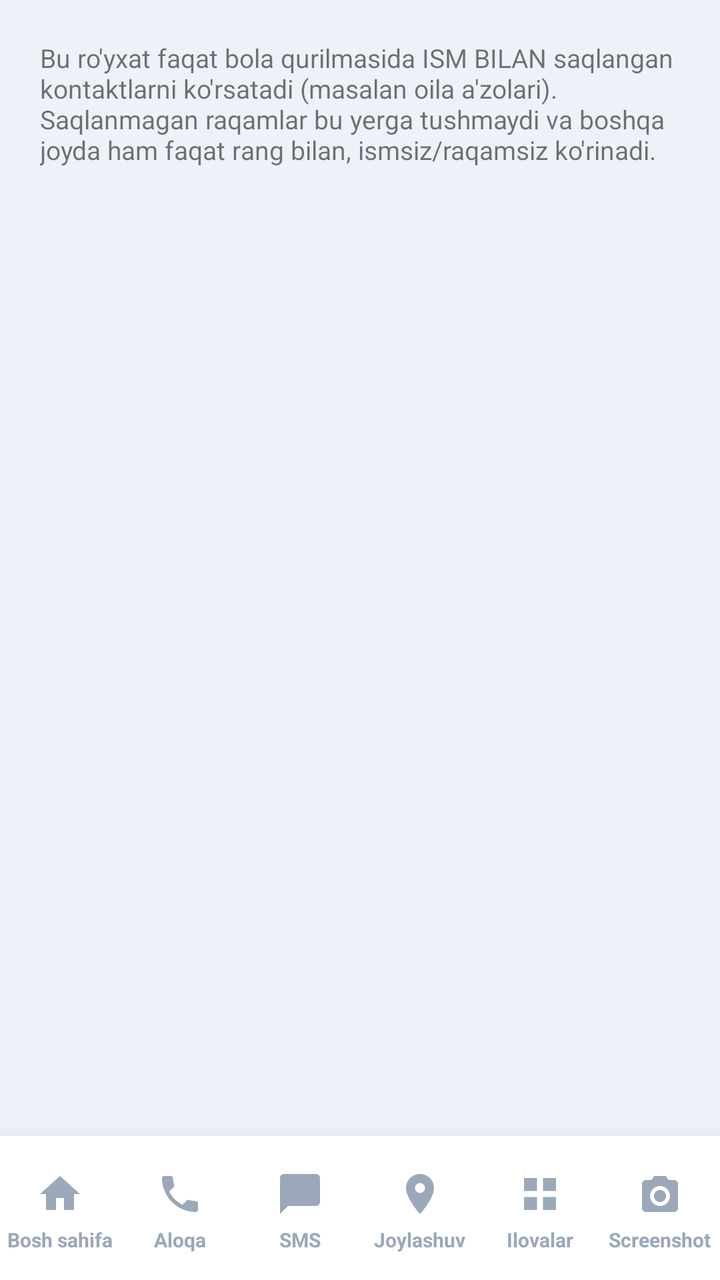
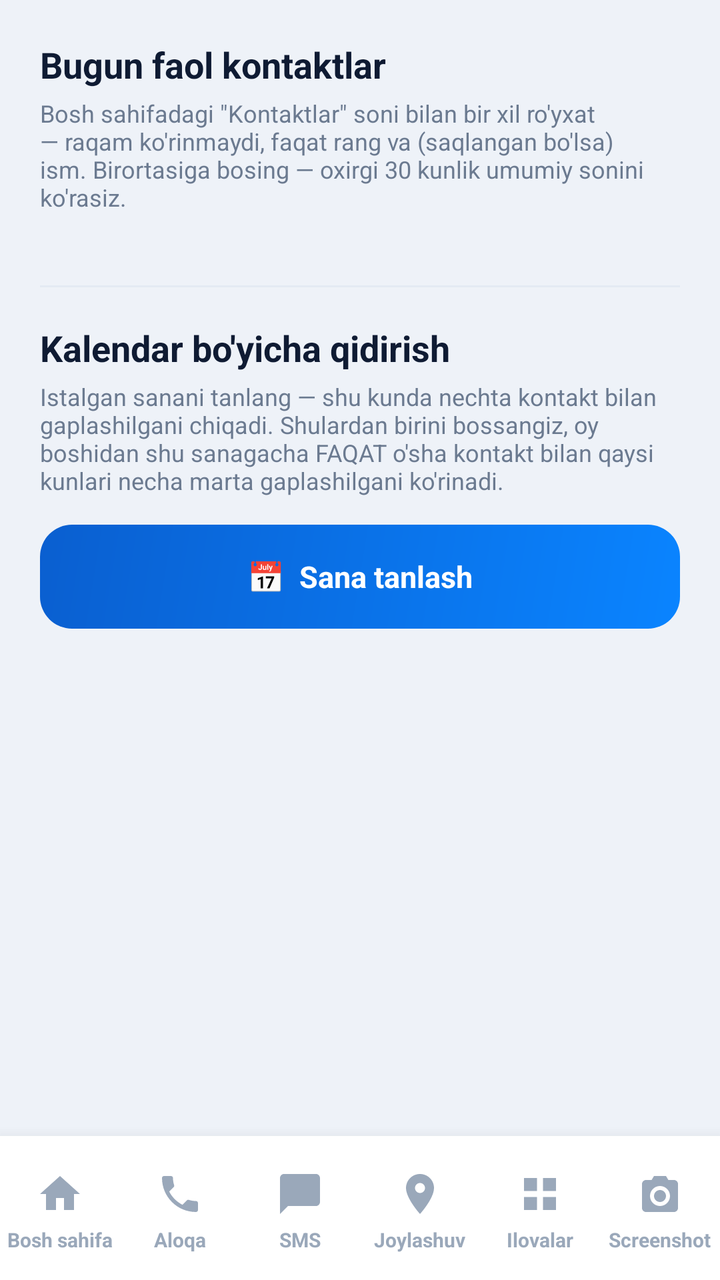

Compare the two renders of this Android layout. The source of the first and the diff that turns it into the second are given below.
<!-- AndroidManifest.xml: application theme Theme.OilaNazorati -->
<!-- res/layout/activity_saved_contacts.xml -->
<?xml version="1.0" encoding="utf-8"?>
<LinearLayout xmlns:android="http://schemas.android.com/apk/res/android"
    android:layout_width="match_parent"
    android:layout_height="match_parent"
    android:orientation="vertical"
    android:background="@color/color_bg">

    <LinearLayout
        android:layout_width="match_parent"
        android:layout_height="0dp"
        android:layout_weight="1"
        android:orientation="vertical"
        android:padding="20dp">

        <TextView
            android:layout_width="match_parent"
            android:layout_height="wrap_content"
            android:text="Bu ro'yxat faqat bola qurilmasida ISM BILAN saqlangan kontaktlarni ko'rsatadi (masalan oila a'zolari). Saqlanmagan raqamlar bu yerga tushmaydi va boshqa joyda ham faqat rang bilan, ismsiz/raqamsiz ko'rinadi."
            android:textSize="13sp"
            android:layout_marginBottom="16dp"/>

        <androidx.recyclerview.widget.RecyclerView
            android:id="@+id/savedContactsList"
            android:layout_width="match_parent"
            android:layout_height="match_parent"/>

    </LinearLayout>

    <include layout="@layout/layout_bottom_nav"/>

</LinearLayout>
<!-- res/layout/layout_bottom_nav.xml (included above) -->
<?xml version="1.0" encoding="utf-8"?>
<LinearLayout xmlns:android="http://schemas.android.com/apk/res/android"
    android:layout_width="match_parent"
    android:layout_height="72dp"
    android:orientation="horizontal"
    android:background="@color/color_surface"
    android:elevation="12dp"
    android:paddingTop="4dp">

    <LinearLayout
        android:id="@+id/navHome"
        android:layout_width="0dp" android:layout_height="match_parent" android:layout_weight="1"
        android:orientation="vertical" android:gravity="center"
        android:background="?attr/selectableItemBackground" android:clickable="true" android:focusable="true">
        <ImageView android:layout_width="24dp" android:layout_height="24dp" android:src="@drawable/ic_nav_home" android:tint="@color/color_nav_inactive" android:contentDescription="Bosh sahifa"/>
        <TextView android:layout_width="wrap_content" android:layout_height="wrap_content" android:layout_marginTop="4dp" android:text="Bosh sahifa" android:textColor="@color/color_nav_inactive" android:textSize="10sp" android:textStyle="bold" android:maxLines="1" android:ellipsize="end"/>
    </LinearLayout>

    <LinearLayout
        android:id="@+id/navCalls"
        android:layout_width="0dp" android:layout_height="match_parent" android:layout_weight="1"
        android:orientation="vertical" android:gravity="center"
        android:background="?attr/selectableItemBackground" android:clickable="true" android:focusable="true">
        <ImageView android:layout_width="24dp" android:layout_height="24dp" android:src="@drawable/ic_nav_call" android:tint="@color/color_nav_inactive" android:contentDescription="Aloqa"/>
        <TextView android:layout_width="wrap_content" android:layout_height="wrap_content" android:layout_marginTop="4dp" android:text="Aloqa" android:textColor="@color/color_nav_inactive" android:textSize="10sp" android:textStyle="bold" android:maxLines="1" android:ellipsize="end"/>
    </LinearLayout>

    <LinearLayout
        android:id="@+id/navSms"
        android:layout_width="0dp" android:layout_height="match_parent" android:layout_weight="1"
        android:orientation="vertical" android:gravity="center"
        android:background="?attr/selectableItemBackground" android:clickable="true" android:focusable="true">
        <ImageView android:layout_width="24dp" android:layout_height="24dp" android:src="@drawable/ic_message" android:tint="@color/color_nav_inactive" android:contentDescription="SMS"/>
        <TextView android:layout_width="wrap_content" android:layout_height="wrap_content" android:layout_marginTop="4dp" android:text="SMS" android:textColor="@color/color_nav_inactive" android:textSize="10sp" android:textStyle="bold" android:maxLines="1" android:ellipsize="end"/>
    </LinearLayout>

    <LinearLayout
        android:id="@+id/navLocation"
        android:layout_width="0dp" android:layout_height="match_parent" android:layout_weight="1"
        android:orientation="vertical" android:gravity="center"
        android:background="?attr/selectableItemBackground" android:clickable="true" android:focusable="true">
        <ImageView android:layout_width="24dp" android:layout_height="24dp" android:src="@drawable/ic_nav_location" android:tint="@color/color_nav_inactive" android:contentDescription="Joylashuv"/>
        <TextView android:layout_width="wrap_content" android:layout_height="wrap_content" android:layout_marginTop="4dp" android:text="Joylashuv" android:textColor="@color/color_nav_inactive" android:textSize="10sp" android:textStyle="bold" android:maxLines="1" android:ellipsize="end"/>
    </LinearLayout>

    <LinearLayout
        android:id="@+id/navApps"
        android:layout_width="0dp" android:layout_height="match_parent" android:layout_weight="1"
        android:orientation="vertical" android:gravity="center"
        android:background="?attr/selectableItemBackground" android:clickable="true" android:focusable="true">
        <ImageView android:layout_width="24dp" android:layout_height="24dp" android:src="@drawable/ic_nav_apps" android:tint="@color/color_nav_inactive" android:contentDescription="Ilovalar"/>
        <TextView android:layout_width="wrap_content" android:layout_height="wrap_content" android:layout_marginTop="4dp" android:text="Ilovalar" android:textColor="@color/color_nav_inactive" android:textSize="10sp" android:textStyle="bold" android:maxLines="1" android:ellipsize="end"/>
    </LinearLayout>

    <LinearLayout
        android:id="@+id/navScreenshot"
        android:layout_width="0dp" android:layout_height="match_parent" android:layout_weight="1"
        android:orientation="vertical" android:gravity="center"
        android:background="?attr/selectableItemBackground" android:clickable="true" android:focusable="true">
        <ImageView android:layout_width="24dp" android:layout_height="24dp" android:src="@drawable/ic_nav_screenshot" android:tint="@color/color_nav_inactive" android:contentDescription="Screenshot"/>
        <TextView android:layout_width="wrap_content" android:layout_height="wrap_content" android:layout_marginTop="4dp" android:text="Screenshot" android:textColor="@color/color_nav_inactive" android:textSize="10sp" android:textStyle="bold" android:maxLines="1" android:ellipsize="end"/>
    </LinearLayout>

</LinearLayout>
<!-- resources referenced by this layout -->
<resources>
  <color name="color_bg">#EEF2F8</color>
  <color name="color_nav_inactive">#9AA8BA</color>
  <color name="color_surface">#FFFFFF</color>
  <!-- drawable ic_message (drawable) -->
  <vector xmlns:android="http://schemas.android.com/apk/res/android"
      android:width="24dp" android:height="24dp"
      android:viewportWidth="24" android:viewportHeight="24">
      <path android:fillColor="#FFFFFF"
          android:pathData="M20,2L4,2c-1.1,0 -2,0.9 -2,2v18l4,-4h14c1.1,0 2,-0.9 2,-2L22,4c0,-1.1 -0.9,-2 -2,-2z"/>
  </vector>
  <!-- drawable ic_nav_apps (drawable) -->
  <vector xmlns:android="http://schemas.android.com/apk/res/android"
      android:width="24dp" android:height="24dp"
      android:viewportWidth="24" android:viewportHeight="24">
      <path android:fillColor="#FFFFFF"
          android:pathData="M4,4h6.5v6.5H4V4zM13.5,4H20v6.5h-6.5V4zM4,13.5h6.5V20H4V13.5zM13.5,13.5H20V20h-6.5V13.5z"/>
  </vector>
  <!-- drawable ic_nav_call (drawable) -->
  <vector xmlns:android="http://schemas.android.com/apk/res/android"
      android:width="24dp" android:height="24dp"
      android:viewportWidth="24" android:viewportHeight="24">
      <path android:fillColor="#FFFFFF"
          android:pathData="M6.62,10.79c1.44,2.83 3.76,5.14 6.59,6.59l2.2,-2.2c0.27,-0.27 0.67,-0.36 1.02,-0.24 1.12,0.37 2.33,0.57 3.57,0.57 0.55,0 1,0.45 1,1L21,20c0,0.55 -0.45,1 -1,1 -9.39,0 -17,-7.61 -17,-17 0,-0.55 0.45,-1 1,-1h3.5c0.55,0 1,0.45 1,1 0,1.25 0.2,2.45 0.57,3.57 0.11,0.35 0.03,0.74 -0.25,1.02L6.62,10.79z"/>
  </vector>
  <!-- drawable ic_nav_home (drawable) -->
  <vector xmlns:android="http://schemas.android.com/apk/res/android"
      android:width="24dp" android:height="24dp"
      android:viewportWidth="24" android:viewportHeight="24">
      <path android:fillColor="#FFFFFF"
          android:pathData="M10,20v-6h4v6h5v-8h3L12,3 2,12h3v8z"/>
  </vector>
  <!-- drawable ic_nav_location (drawable) -->
  <vector xmlns:android="http://schemas.android.com/apk/res/android"
      android:width="24dp" android:height="24dp"
      android:viewportWidth="24" android:viewportHeight="24">
      <path android:fillColor="#FFFFFF"
          android:pathData="M12,2C8.13,2 5,5.13 5,9c0,5.25 7,13 7,13s7,-7.75 7,-13c0,-3.87 -3.13,-7 -7,-7zM12,11.5c-1.38,0 -2.5,-1.12 -2.5,-2.5s1.12,-2.5 2.5,-2.5 2.5,1.12 2.5,2.5 -1.12,2.5 -2.5,2.5z"/>
  </vector>
  <color name="color_primary">#0A84FF</color>
  <color name="color_primary_dark">#0A5FD0</color>
  <style name="Widget.OilaNazorati.Button" parent="Widget.MaterialComponents.Button">
          <item name="backgroundTint">@color/selector_button_primary</item>
          <item name="android:textColor">#FFFFFF</item>
          <item name="cornerRadius">16dp</item>
      </style>
  <color name="color_text_primary">#0F1B33</color>
  <color name="color_text_secondary">#6B7A90</color>
  <style name="Widget.OilaNazorati.AlertDialogButton" parent="Widget.MaterialComponents.Button.TextButton.Dialog">
          <item name="android:textColor">@color/color_primary</item>
      </style>
  <!-- unchanged entries left out for length: 3 -->
</resources>

<!-- the commit's change to res/layout/activity_saved_contacts.xml (unified diff, before → after) -->
@@ -5,26 +5,133 @@
     android:orientation="vertical"
     android:background="@color/color_bg">
 
-    <LinearLayout
+    <ScrollView
         android:layout_width="match_parent"
         android:layout_height="0dp"
-        android:layout_weight="1"
-        android:orientation="vertical"
-        android:padding="20dp">
-
-        <TextView
+        android:layout_weight="1">
+
+        <LinearLayout
             android:layout_width="match_parent"
             android:layout_height="wrap_content"
-            android:text="Bu ro'yxat faqat bola qurilmasida ISM BILAN saqlangan kontaktlarni ko'rsatadi (masalan oila a'zolari). Saqlanmagan raqamlar bu yerga tushmaydi va boshqa joyda ham faqat rang bilan, ismsiz/raqamsiz ko'rinadi."
-            android:textSize="13sp"
-            android:layout_marginBottom="16dp"/>
-
-        <androidx.recyclerview.widget.RecyclerView
-            android:id="@+id/savedContactsList"
-            android:layout_width="match_parent"
-            android:layout_height="match_parent"/>
-
-    </LinearLayout>
+            android:orientation="vertical"
+            android:padding="20dp">
+
+            <TextView
+                android:layout_width="match_parent"
+                android:layout_height="wrap_content"
+                android:text="Bugun faol kontaktlar"
+                android:textSize="18sp"
+                android:textStyle="bold"
+                android:textColor="@color/color_text_primary"/>
+
+            <TextView
+                android:layout_width="match_parent"
+                android:layout_height="wrap_content"
+                android:text="Bosh sahifadagi &quot;Kontaktlar&quot; soni bilan bir xil ro'yxat — raqam ko'rinmaydi, faqat rang va (saqlangan bo'lsa) ism. Birortasiga bosing — oxirgi 30 kunlik umumiy sonini ko'rasiz."
+                android:textSize="12sp"
+                android:textColor="@color/color_text_secondary"
+                android:layout_marginTop="4dp"
+                android:layout_marginBottom="14dp"/>
+
+            <TextView
+                android:id="@+id/todayEmptyText"
+                android:layout_width="match_parent"
+                android:layout_height="wrap_content"
+                android:text="Bugun hali hech kim bilan gaplashilmagan."
+                android:textSize="13sp"
+                android:textColor="@color/color_text_secondary"
+                android:visibility="gone"
+                android:layout_marginBottom="8dp"/>
+
+            <androidx.recyclerview.widget.RecyclerView
+                android:id="@+id/todayContactsList"
+                android:layout_width="match_parent"
+                android:layout_height="wrap_content"
+                android:nestedScrollingEnabled="false"/>
+
+            <View
+                android:layout_width="match_parent"
+                android:layout_height="1dp"
+                android:background="@color/color_border"
+                android:layout_marginTop="22dp"
+                android:layout_marginBottom="18dp"/>
+
+            <TextView
+                android:layout_width="match_parent"
+                android:layout_height="wrap_content"
+                android:text="Kalendar bo'yicha qidirish"
+                android:textSize="18sp"
+                android:textStyle="bold"
+                android:textColor="@color/color_text_primary"/>
+
+            <TextView
+                android:layout_width="match_parent"
+                android:layout_height="wrap_content"
+                android:text="Istalgan sanani tanlang — shu kunda nechta kontakt bilan gaplashilgani chiqadi. Shulardan birini bossangiz, oy boshidan shu sanagacha FAQAT o'sha kontakt bilan qaysi kunlari necha marta gaplashilgani ko'rinadi."
+                android:textSize="12sp"
+                android:textColor="@color/color_text_secondary"
+                android:layout_marginTop="4dp"
+                android:layout_marginBottom="14dp"/>
+
+            <TextView
+                android:id="@+id/btnPickDate"
+                android:layout_width="match_parent"
+                android:layout_height="52dp"
+                android:gravity="center"
+                android:text="📅  Sana tanlash"
+                android:textColor="#FFFFFF"
+                android:textStyle="bold"
+                android:textSize="15sp"
+                android:background="@drawable/bg_button_primary"
+                android:clickable="true"
+                android:focusable="true"/>
+
+            <LinearLayout
+                android:id="@+id/dayResultCard"
+                android:layout_width="match_parent"
+                android:layout_height="wrap_content"
+                android:orientation="vertical"
+                android:background="@drawable/bg_card_theme"
+                android:padding="16dp"
+                android:layout_marginTop="16dp"
+                android:visibility="gone">
+
+                <TextView
+                    android:id="@+id/selectedDateLabel"
+                    android:layout_width="match_parent"
+                    android:layout_height="wrap_content"
+                    android:textSize="13sp"
+                    android:textColor="@color/color_text_secondary"/>
+
+                <TextView
+                    android:id="@+id/dayCountLabel"
+                    android:layout_width="match_parent"
+                    android:layout_height="wrap_content"
+                    android:textSize="16sp"
+                    android:textStyle="bold"
+                    android:textColor="@color/color_text_primary"
+                    android:layout_marginTop="2dp"
+                    android:layout_marginBottom="12dp"/>
+
+                <TextView
+                    android:id="@+id/dayEmptyText"
+                    android:layout_width="match_parent"
+                    android:layout_height="wrap_content"
+                    android:text="Bu kunda hech kim bilan gaplashilmagan."
+                    android:textSize="13sp"
+                    android:textColor="@color/color_text_secondary"
+                    android:visibility="gone"/>
+
+                <androidx.recyclerview.widget.RecyclerView
+                    android:id="@+id/dayContactsList"
+                    android:layout_width="match_parent"
+                    android:layout_height="wrap_content"
+                    android:nestedScrollingEnabled="false"/>
+
+            </LinearLayout>
+
+        </LinearLayout>
+    </ScrollView>
 
     <include layout="@layout/layout_bottom_nav"/>
 
<!-- resource entries referenced after the edit -->
@@ -1,6 +1,7 @@
 <!-- resources referenced by this layout -->
 <resources>
   <color name="color_bg">#EEF2F8</color>
+  <color name="color_border">#E4EAF3</color>
   <color name="color_nav_inactive">#9AA8BA</color>
   <color name="color_surface">#FFFFFF</color>
   <!-- drawable ic_message (drawable) -->
@@ -47,6 +48,23 @@
       </style>
   <color name="color_text_primary">#0F1B33</color>
   <color name="color_text_secondary">#6B7A90</color>
+  <!-- drawable bg_button_primary (drawable) -->
+  <?xml version="1.0" encoding="utf-8"?>
+  <ripple xmlns:android="http://schemas.android.com/apk/res/android" android:color="#33FFFFFF">
+      <item>
+          <shape android:shape="rectangle">
+              <gradient android:type="linear" android:angle="135" android:startColor="@color/color_primary" android:endColor="@color/color_primary_dark"/>
+              <corners android:radius="16dp"/>
+          </shape>
+      </item>
+  </ripple>
+  <!-- drawable bg_card_theme (drawable) -->
+  <?xml version="1.0" encoding="utf-8"?>
+  <shape xmlns:android="http://schemas.android.com/apk/res/android">
+      <solid android:color="@color/color_surface"/>
+      <corners android:radius="22dp"/>
+      <stroke android:width="1dp" android:color="@color/color_border"/>
+  </shape>
   <style name="Widget.OilaNazorati.AlertDialogButton" parent="Widget.MaterialComponents.Button.TextButton.Dialog">
           <item name="android:textColor">@color/color_primary</item>
       </style>
